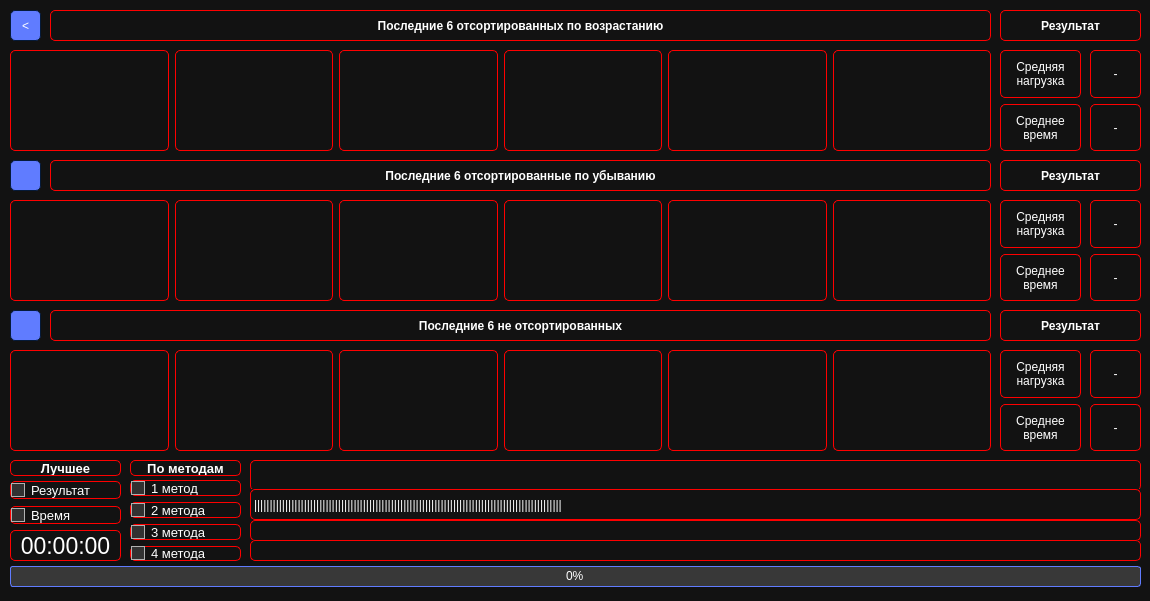
Above: diploma/UI/genetic_algorithm.ui from socloseeee/Diploma_Scheduling_Theory before the change. Below: the same form after it.
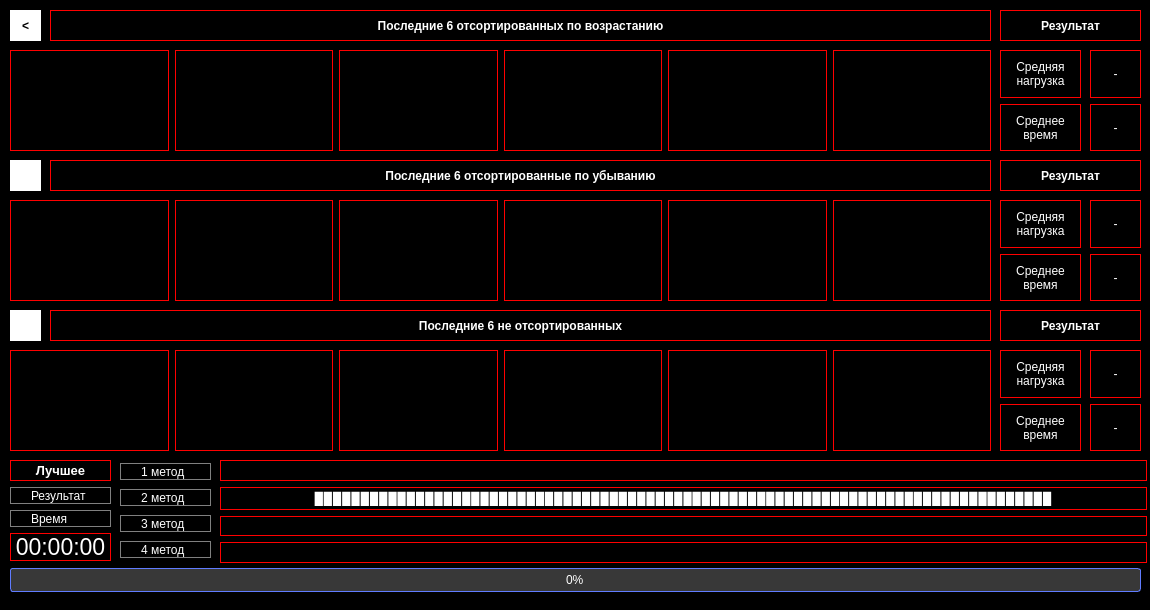
That is the form after the change. Icons and pictures are not drawn.

What changed in the file:
```diff
--- a/diploma/UI/genetic_algorithm.ui
+++ b/diploma/UI/genetic_algorithm.ui
@@ -7,183 +7,47 @@
     <x>0</x>
     <y>0</y>
     <width>1150</width>
-    <height>601</height>
+    <height>610</height>
    </rect>
   </property>
   <property name="windowTitle">
    <string>MainWindow</string>
   </property>
   <property name="styleSheet">
-   <string notr="true">/*Copyright (c) DevSec Studio. All rights reserved.
+   <string notr="true">
+.QSpinBox
+{
+	color:white;	
+	padding: 4px;
+}
 
-MIT License
 
-Permission is hereby granted, free of charge, to any person obtaining a copy
-of this software and associated documentation files (the &quot;Software&quot;), to deal
-in the Software without restriction, including without limitation the rights
-to use, copy, modify, merge, publish, distribute, sublicense, and/or sell
-copies of the Software, and to permit persons to whom the Software is
-furnished to do so, subject to the following conditions:
+.QLabel
+{
+	border: 1px solid red;
+}
+                                 
 
-The above copyright notice and this permission notice shall be included in all
-copies or substantial portions of the Software.
 
-THE SOFTWARE IS PROVIDED *AS IS*, WITHOUT WARRANTY OF ANY KIND, EXPRESS OR
-IMPLIED, INCLUDING BUT NOT LIMITED TO THE WARRANTIES OF MERCHANTABILITY,
-FITNESS FOR A PARTICULAR PURPOSE AND NONINFRINGEMENT. IN NO EVENT SHALL THE
-AUTHORS OR COPYRIGHT HOLDERS BE LIABLE FOR ANY CLAIM, DAMAGES OR OTHER
-LIABILITY, WHETHER IN AN ACTION OF CONTRACT, TORT OR OTHERWISE, ARISING FROM,
-OUT OF OR IN CONNECTION WITH THE SOFTWARE OR THE USE OR OTHER DEALINGS IN THE
-SOFTWARE.
-*/
-
-/*-----QWidget-----*/
 QWidget
 {
-	background-color: #121212;
-	color: #ffffff;
-	border-color: #051a39;
+	background-color: black;
+	color: white;
+	border-color: #000000;
+
 }
 
 
 /*-----QLabel-----*/
 QLabel
 {
-	background-color: transparent;
-	color: #ffffff;
-	border: 1px solid red;
-	border-radius: 5px;
+	background-color: black;
+	color: white;
+	border-color: #000000;
 }
 
 
-QLabel::disabled
-{
-	background-color: transparent;
-	color: #656565;
 
-}
-
-
-/*-----QMenuBar-----*/
-QMenuBar
-{
-	background-color: #0a0a0a;
-	color: #ffffff;
-	border-color: #051a39;
-
-}
-
-
-QMenuBar::disabled
-{
-	background-color: #404040;
-	color: #656565;
-	border-color: #051a39;
-
-}
-
-
-QMenuBar::item
-{
-    background-color: transparent;
-
-}
-
-
-QMenuBar::item:selected
-{
-    background-color: #607cff;
-    border: 1px solid #41cd52;
-
-}
-
-
-QMenuBar::item:pressed
-{
-    background-color: #4969ff;
-    border: 1px solid #000;
-    margin-bottom: -1px;
-    padding-bottom: 1px;
-
-}
-
-
-/*-----QMenu-----*/
-QMenu
-{
-    background-color: #121212;
-    border: 1px solid;
-    color: #ffffff;
-
-}
-
-
-QMenu::separator
-{
-    height: 1px;
-    background-color: #6d8eff;
-    color: #ffffff;
-    padding-left: 4px;
-    margin-left: 10px;
-    margin-right: 5px;
-
-}
-
-
-QMenu::item
-{
-    min-width : 150px;
-    padding: 3px 20px 3px 20px;
-
-}
-
-
-QMenu::item:selected
-{
-    background-color: #4969ff;
-    color: #ffffff;
-
-}
-
-
-QMenu::item:disabled
-{
-    color: #262626;
-}
-
-
-/*-----QToolTip-----*/
-QToolTip
-{
-	border : 1px solid #000000;
-	background-color: #26264f;
-	color: #ffffff;
-	border-color: #051a39;
-
-}
-
-
-/*-----QPushButton-----*/
-QPushButton
-{
-	background-color: #607cff;
-	color: #ffffff;
-	border-style: solid;
-	border-width: 1px;
-	border-radius: 5px;
-	border-color: #051a39;
-	padding: 5px;
-
-}
-
-
-QPushButton::disabled
-{
-	background-color: #404040;
-	color: #656565;
-	border-color: #051a39;
-
-}
 
 
 QPushButton::hover
@@ -215,21 +79,12 @@
 /*-----QToolButton-----*/
 QToolButton
 {
-	background-color: #607cff;
-	color: #ffffff;
-	border-width: 1px;
-	border-radius: 3px;
-	border-color: #051a39;
-	padding: 3px;
-
-}
-
-
-QToolButton::disabled
-{
-	background-color: #404040;
-	color: #656565;
-	border-color: #051a39;
+	background-color: #ff9c2b;
+	color: white;
+	font-weight: bold;
+	border-style: solid;
+	border-color: #000000;
+	padding: 6px;
 
 }
 
@@ -248,190 +103,7 @@
 
 QToolButton::pressed
 {
-	background-color: #4969ff;
-	color: #ffffff;
-	border-width: 1px;
-	border-radius: 3px;
-	border-color: #051a39;
-	padding: 3px;
-
-}
-
-
-/*-----QComboBox-----*/
-QComboBox
-{
-    background-color: #607cff;
-    border: 1px solid;
-    border-radius: 3px;
-    padding-left: 6px;
-    color: #ffffff;
-    height: 20px;
-
-}
-
-
-QComboBox::disabled
-{
-	background-color: #404040;
-	color: #656565;
-	border-color: #051a39;
-
-}
-
-
-QComboBox:hover
-{
-    background-color: #8399ff;
-
-}
-
-
-QComboBox:on
-{
-    background-color: #4969ff;
-
-}
-
-
-QComboBox QAbstractItemView
-{
-    background-color: #383838;
-    color: #ffffff;
-    border: 1px solid black;
-    selection-background-color: #4969ff;
-    selection-color: #ffffff;
-    outline: 0;
-
-}
-
-
-QComboBox::drop-down
-{
-    subcontrol-origin: padding;
-    subcontrol-position: top right;
-    width: 15px;
-    border-left-width: 0px;
-    border-left-color: darkgray;
-    border-left-style: solid; 
-    border-top-right-radius: 3px; 
-    border-bottom-right-radius: 3px;
-
-}
-
-
-QComboBox::down-arrow
-{
-    image: url(://arrow-down.png);
-    width: 8px;
-    height: 8px;
-}
-
-
-/*-----QSpinBox &amp; QDoubleSpinBox &amp; QDateTimeEdit-----*/
-QSpinBox, 
-QDoubleSpinBox,
-QDateTimeEdit
-{
-	background-color: #525251;
-	color: #ffffff;
-	border: 1px solid #051a39;
-	padding : 8px;
-	border-radius: 5px;
-}
-
-
-QSpinBox::disabled, 
-QDoubleSpinBox::disabled,
-QDateTimeEdit::disabled
-{
-	background-color: #404040;
-	color: #656565;
-	border-color: #051a39;
-
-}
-
-
-QSpinBox:hover, 
-QDoubleSpinBox::hover,
-QDateTimeEdit::hover
-{
-    background-color: #626262;
-    border: 1px solid #607cff;
-    color:  #fff;
-    padding: 2px
-
-}
-
-
-QSpinBox::up-button, QSpinBox::down-button,
-QDoubleSpinBox::up-button, QDoubleSpinBox::down-button,
-QDateTimeEdit::up-button, QDateTimeEdit::down-button
-{
-    background-color: #607cff;
-	border-radius: 2px;
-
-}
-
-
-QSpinBox::disabled, 
-QDoubleSpinBox::disabled,
-QDateTimeEdit::disabled
-{
-	background-color: #404040;
-	color: #656565;
-	border-color: #051a39;
-
-}
-
-
-QSpinBox::up-button:hover, QSpinBox::down-button:hover,
-QDoubleSpinBox::up-button:hover, QDoubleSpinBox::down-button:hover,
-QDateTimeEdit::up-button:hover, QDateTimeEdit::down-button:hover
-{
-    background-color: #8399ff;
-    border: 1px solid #8399ff;
-
-}
-
-
-QSpinBox::up-button:disabled, QSpinBox::down-button:disabled,
-QDoubleSpinBox::up-button:disabled, QDoubleSpinBox::down-button:disabled,
-QDateTimeEdit::up-button:disabled, QDateTimeEdit::down-button:disabled
-{
-	background-color: #404040;
-	color: #656565;
-	border-color: #051a39;
-
-}
-
-
-QSpinBox::up-button:pressed, QSpinBox::down-button:pressed,
-QDoubleSpinBox::up-button:pressed, QDoubleSpinBox::down-button::pressed,
-QDateTimeEdit::up-button:pressed, QDateTimeEdit::down-button::pressed
-{
-    background-color: #4969ff;
-    border: 1px solid #4969ff;
-
-}
-
-
-QSpinBox::down-arrow,
-QDoubleSpinBox::down-arrow,
-QDateTimeEdit::down-arrow
-{
-    image: url(://arrow-down.png);
-    width: 7px;
-
-}
-
-
-QSpinBox::up-arrow,
-QDoubleSpinBox::up-arrow,
-QDateTimeEdit::up-arrow
-{
-    image: url(://arrow-up.png);
-    width: 7px;
+	background-color: #dd872f;
 
 }
 
@@ -439,737 +111,202 @@
 /*-----QLineEdit-----*/
 QLineEdit
 {
-	background-color: #525251;
-	color: #ffffff;
+	background-color: #38394e;
+	color: white;
+	border-style: solid;
 	border-width: 1px;
-	border-radius: 3px;
-	border-color: #051a39;
-	padding: 2px;
+	border-color: #4a4c68;
 
 }
 
 
-QLineEdit::disabled
+/*-----QTableView-----*/
+QTableView, 
+QHeaderView, 
+QTableView::item 
 {
-	background-color: #404040;
-	color: #656565;
-	border-width: 1px;
-	border-radius: 3px;
-	border-color: #051a39;
-	padding: 2px;
-
-}
-
-
-
-
-
-/*-----QGroupBox-----*/
-QGroupBox 
-{
-    border: 1px solid;
-    border-color: #607cff;
-    margin-top: 22px;
-
-}
-
-
-QGroupBox::title  
-{
-    background-color: #607cff;
-    color: #ffffff;
-    subcontrol-origin: margin;
-    subcontrol-position: top left;
-    padding: 5px;
-	border-top-left-radius: 3px;
-	border-top-right-radius: 3px;
-
-}
-
-
-QGroupBox::title::disabled
-{
-	background-color: #404040;
-	color: #656565;
-    subcontrol-origin: margin;
-    subcontrol-position: top left;
-    padding: 5px;
-	border-top-left-radius: 3px;
-	border-top-right-radius: 3px;
-
-}
-
-
-/*-----QCheckBox-----*/
-QCheckBox
-{
-	border: 1px solid red;
-	border-radius: 5px;
-}
-
-QCheckBox::indicator
-{
-    color: #b1b1b1;
-    background-color: #323232;
-    border: 1px solid #b1b1b1;
-    width: 12px;
-    height: 12px;
-
-}
-
-
-QCheckBox::indicator:checked
-{
-    image:url(://checkbox.png);
-    border: 1px solid #607cff;
-
-}
-
-
-QCheckBox::indicator:unchecked:hover
-{
-    border: 1px solid #607cff;
-
-}
-
-
-QCheckBox::disabled
-{
-	color: #656565;
-
-}
-
-
-QCheckBox::indicator:disabled
-{
-	background-color: #656565;
-	color: #656565;
-    border: 1px solid #656565;
-
-}
-
-
-/*-----QRadioButton-----*/
-QRadioButton
-{
-		border: 1px solid red;
-		border-radius: 5px;
-}
-
-QRadioButton::indicator::unchecked
-{ 
-	border: 2px inset gray; 
-	border-radius: 5px; 
-	background-color:  #fff;
-	width: 9px; 
-	height: 9px; 
-
-}
-
-
-QRadioButton::indicator::unchecked:hover
-{ 
-	border: 2px solid #607cff; 
-	border-radius: 5px; 
-	background-color:  #fff;
-	width: 9px; 
-	height: 9px; 
-
-}
-
-
-QRadioButton::indicator::checked
-{ 
-	border: 2px inset darkgray; 
-	border-radius: 5px; 
-	background-color: #4969ff; 
-	width: 9px; 
-	height: 9px; 
-
-}
-
-
-QRadioButton::disabled
-{
-	color: #656565;
-
-}
-
-
-QRadioButton::indicator:disabled
-{
-	background-color: #656565;
-	color: #656565;
-    border: 2px solid #656565;
-
-}
-
-
-/*-----QTableView &amp; QTableWidget-----*/
-QTableView
-{
-    background-color: #242526;
-    border: 1px solid #32414B;
-    color: #f0f0f0;
-    gridline-color: #8faaff;
-    outline : 0;
-
-}
-
-
-QTableView::disabled
-{
-    background-color: #242526;
-    border: 1px solid #32414B;
-    color: #656565;
-    gridline-color: #656565;
-    outline : 0;
-
-}
-
-
-QTableView::item:hover 
-{
-    background-color: #26264f;
-    color: #f0f0f0;
+	background-color: #232430;
+	color: white;
 
 }
 
 
 QTableView::item:selected 
-{
-    background-color: #1a1b1c;
-    border: 2px solid #4969ff;
-    color: #F0F0F0;
+{ 
+    background-color: #41424e;
+    color:white;
 
 }
 
 
-QTableView::item:selected:disabled
+QHeaderView::section:horizontal 
 {
-    background-color: #1a1b1c;
-    border: 2px solid #525251;
-    color: #656565;
+    background-color: #232430;
+	border: 1px solid #37384d;
+	padding: 5px;
 
 }
 
 
-QTableCornerButton::section
-{
-    background-color: #505050;
-    color: #fff;
+QTableView::indicator{
+	background-color: #1d1d28;
+	border: 1px solid #37384d;
 
 }
 
 
-QHeaderView::section
-{
-    background-color: #525251;
-    color: #fff;
-    text-align: left;
-	padding: 4px;
-	
-}
+QTableView::indicator:checked{
+	image:url(&quot;./ressources/check.png&quot;); /*To replace*/
+	background-color: #1d1d28;
 
-
-QHeaderView::section:disabled
-{
-    background-color: #525251;
-    color: #656565;
-
 }
 
-
-QHeaderView::section:checked
-{
-    color: #fff;
-    background-color: #4969ff;
-
-}
-
-
-QHeaderView::section:checked:disabled
-{
-    color: #656565;
-    background-color: #525251;
-
-}
-
-
-QHeaderView::section::vertical::first,
-QHeaderView::section::vertical::only-one
-{
-    border-top: 1px solid #353635;
-
-}
-
-
-QHeaderView::section::vertical
-{
-    border-top: 1px solid #353635;
-
-}
-
-
-QHeaderView::section::horizontal::first,
-QHeaderView::section::horizontal::only-one
-{
-    border-left: 1px solid #353635;
-
-}
-
-
-QHeaderView::section::horizontal
-{
-    border-left: 1px solid #353635;
-
-}
-
-
 /*-----QTabWidget-----*/
-QTabBar::tab
-{
-	background-color: #262626;
-	color: #ffffff;
-	border-style: solid;
-	border-width: 1px;
-	border-top-left-radius: 3px;
-	border-top-right-radius: 3px;
-	border-color: #051a39;
-	padding: 5px;
-
-}
-
-
-QTabBar::tab:disabled
-{
-	background-color: #656565;
-	color: #656565;
-
-}
-
-
 QTabWidget::pane 
-{
-	background-color: #262626;
-	color: #ffffff;
-    border: 1px solid;
-    border-color: #607cff;
+{ 
+    border: none;
 
 }
 
 
-QTabBar::tab:selected
+QTabWidget::tab-bar 
 {
-    background-color: #607cff;
-	color: #ffffff;
-	border-style: solid;
-	border-width: 1px;
-	border-top-left-radius: 3px;
-	border-top-right-radius: 3px;
-	border-color: #051a39;
-	padding: 5px;
+    left: 5px; 
 
 }
 
 
-QTabBar::tab:selected:disabled
+QTabBar::tab 
 {
-	background-color: #404040;
-	color: #656565;
+    color: white;
+    min-width: 1px;
+	padding-left: 25px;
+	margin-left:-22px;
+    height: 28px;
+	border: none;
 
 }
 
 
-QTabBar::tab:!selected 
+QTabBar::tab:selected 
 {
-    background-color: #262626;
+    color: white;
+	font-weight: bold;
+    height: 28px;
 
 }
 
 
-QTabBar::tab:!selected:hover 
+QTabBar::tab:!first 
 {
-    background-color: #8399ff;
+    margin-left: -20px;
 
 }
 
 
-QTabBar::tab:top:!selected 
+QTabBar::tab:hover 
 {
-    margin-top: 3px;
-
-}
-
-
-QTabBar::tab:bottom:!selected 
-{
-    margin-bottom: 3px;
-
-}
-
-
-QTabBar::tab:top, QTabBar::tab:bottom 
-{
-    min-width: 8ex;
-    margin-right: -1px;
-    padding: 5px 10px 5px 10px;
-
-}
-
-
-QTabBar::tab:top:selected 
-{
-    border-bottom-color: none;
-
-}
-
-
-QTabBar::tab:bottom:selected 
-{
-    border-top-color: none;
-
-}
-
-
-QTabBar::tab:top:last, QTabBar::tab:bottom:last,
-QTabBar::tab:top:only-one, QTabBar::tab:bottom:only-one 
-{
-    margin-right: 0;
-
-}
-
-
-QTabBar::tab:left:!selected 
-{
-    margin-right: 3px;
-
-}
-
-
-QTabBar::tab:right:!selected
-{
-    margin-left: 3px;
-
-}
-
-
-QTabBar::tab:left, QTabBar::tab:right 
-{
-    min-height: 8ex;
-    margin-bottom: -1px;
-    padding: 10px 5px 10px 5px;
-
-}
-
-
-QTabBar::tab:left:selected 
-{
-    border-left-color: none;
-
-}
-
-
-QTabBar::tab:right:selected 
-{
-    border-right-color: none;
-
-}
-
-
-QTabBar::tab:left:last, QTabBar::tab:right:last,
-QTabBar::tab:left:only-one, QTabBar::tab:right:only-one 
-{
-    margin-bottom: 0;
-
-}
-
-
-/*-----QSlider-----*/
-QSlider::groove:horizontal 
-{
-	background-color: transparent;
-	height: 5px;
-
-}
-
-
-QSlider::sub-page:horizontal 
-{
-	background-color: #607cff;
-
-}
-
-
-QSlider::add-page:horizontal 
-{
-	background-color: #666765;
-
-}
-
-
-QSlider::handle:horizontal 
-{
-	background-color: #607cff;
-	width: 14px;
-	margin-top: -6px;
-	margin-bottom: -6px;
-	border-radius: 3px;
-
-}
-
-
-QSlider::handle:horizontal:hover 
-{
-	background-color: #607cff;
-	border-radius: 3px;
-
-}
-
-
-QSlider::sub-page:horizontal:disabled 
-{
-	background-color: #bbb;
-	border-color: #999;
-
-}
-
-
-QSlider::add-page:horizontal:disabled 
-{
-	background-color: #eee;
-	border-color: #999;
-
-}
-
-
-QSlider::handle:horizontal:disabled 
-{
-	background-color: #eee;
-	border: 1px solid #aaa;
-	border-radius: 3px;
-
-}
-
-
-QSlider::groove:vertical 
-{
-	background-color: transparent;
-	width: 5px;
-
-}
-
-
-QSlider::sub-page:vertical 
-{
-	background-color: #607cff;
-
-}
-
-
-QSlider::add-page:vertical 
-{
-	background-color: #666765;
-
-}
-
-
-QSlider::handle:vertical 
-{
-	background-color: #607cff;
-	height: 14px;
-	margin-left: -6px;
-	margin-right: -6px;
-	border-radius: 3px;
-
-}
-
-
-QSlider::handle:vertical:hover 
-{
-	background-color: #607cff;
-	border-radius: 3px;
-
-}
-
-
-QSlider::sub-page:vertical:disabled 
-{
-	background-color: #bbb;
-	border-color: #999;
-
-}
-
-
-QSlider::add-page:vertical:disabled 
-{
-	background-color: #eee;
-	border-color: #999;
-
-}
-
-
-QSlider::handle:vertical:disabled 
-{
-	background-color: #eee;
-	border: 1px solid #aaa;
-	border-radius: 3px;
-
-}
-
-/*-----RangeSlider-----*/
-RangeSlider
-{
-	background-color: #607cff;
-	border-radius: 3px;
-}
-
-/*-----QDial-----*/
-QDial
-{
-	background-color: #607cff;
-
-}
-
-
-QDial::disabled
-{
-	background-color: #404040;
+    color: #DDD;
 
 }
 
 
 /*-----QScrollBar-----*/
-QScrollBar:horizontal
+QScrollBar:horizontal 
 {
-    border: 1px solid #222222;
-    background-color: #3d3d3d;
-    height: 13px;
-    margin: 0px 16px 0 16px;
+    background-color: transparent;
+    height: 8px;
+    margin: 0px;
+    padding: 0px;
 
 }
 
 
-QScrollBar::handle:horizontal
+QScrollBar::handle:horizontal 
 {
-    background: #607cff;
-    min-height: 20px;
+    border: none;
+	min-width: 100px;
+    background-color: #56576c;
 
 }
 
 
-QScrollBar::add-line:horizontal
+QScrollBar::add-line:horizontal, 
+QScrollBar::sub-line:horizontal,
+QScrollBar::add-page:horizontal, 
+QScrollBar::sub-page:horizontal 
 {
-    border: 1px solid #1b1b19;
-    background-color: #607cff;
-    width: 14px;
-    subcontrol-position: right;
-    subcontrol-origin: margin;
+    width: 0px;
+    background-color: transparent;
 
 }
 
 
-QScrollBar::sub-line:horizontal
+QScrollBar:vertical 
 {
-    border: 1px solid #1b1b19;
-    background-color: #607cff;
-    width: 14px;
-    subcontrol-position: left;
-    subcontrol-origin: margin;
+    background-color: transparent;
+    width: 8px;
+    margin: 0;
 
 }
 
 
-QScrollBar::right-arrow:horizontal
+QScrollBar::handle:vertical 
 {
-    image: url(://arrow-right.png);
-    width: 6px;
-    height: 6px;
+    border: none;
+	min-height: 100px;
+    background-color: #56576c;
 
 }
 
 
-QScrollBar::left-arrow:horizontal
+QScrollBar::add-line:vertical, 
+QScrollBar::sub-line:vertical,
+QScrollBar::add-page:vertical, 
+QScrollBar::sub-page:vertical 
 {
-    image: url(://arrow-left.png);
-    width: 6px;
-    height: 6px;
+    height: 0px;
+    background-color: transparent;
 
 }
 
-
-QScrollBar::add-page:horizontal, QScrollBar::sub-page:horizontal
+QCalendarWidget
 {
-    background: none;
-
+	 border: 5px solid red;
 }
 
-
-QScrollBar:vertical
-{
-    background-color: #3d3d3d;
-    width: 13px;
-    margin: 16px 0 16px 0;
-    border: 1px solid #222222;
-
+QCheckBox {
+    color: white;
+	border: 1px solid grey;
+	height: 20%;
 }
 
-
-QScrollBar::handle:vertical
-{
-    background-color: #607cff;
-    min-height: 20px;
-
+QComboBox {
+    color: white;
+	border: 1px solid grey;
 }
-
-
-QScrollBar::add-line:vertical
-{
-    border: 1px solid #1b1b19;
-    background-color: #607cff;
-    height: 14px;
-    subcontrol-position: bottom;
-    subcontrol-origin: margin;
-
+QRadioButton {
+    color: white;
+	border: 1px solid grey;
 }
-
-
-QScrollBar::sub-line:vertical
+/*-----QPushButton-----*/
+QPushButton
 {
-    border: 1px solid #1b1b19;
-    background-color: #607cff;
-    height: 14px;
-    subcontrol-position: top;
-    subcontrol-origin: margin;
-
+	background-color: white;
+	color: black;
+	font-weight: bold;
+	border-style: solid;
+	border-color: #000000;
+	padding: 6px;
 }
 
 
-QScrollBar::up-arrow:vertical
+QSpinBox
 {
-    image: url(://arrow-up.png);
-    width: 6px;
-    height: 6px;
-
+	border: 1px solid grey;
+	height: 100%;
 }
 
-
-QScrollBar::down-arrow:vertical
-{
-    image: url(://arrow-down.png);
-    width: 6px;
-    height: 6px;
-
-}
-
-
-QScrollBar::add-page:vertical, QScrollBar::sub-page:vertical
-{
-    background: none;
-
-}
-
-
 /*-----QProgressBar-----*/
 QProgressBar
 {
@@ -1194,111 +331,16 @@
 	border: 1px solid #aaa;
 	color: #656565;
 }
-
-
-/*-----QStatusBar-----*/
-QStatusBar
-{
-	background-color: #0a0a0a;
-	color: #ffffff;
-	border-color: #051a39;
-
-}
-
 </string>
   </property>
   <widget class="QWidget" name="centralwidget">
-   <widget class="QWidget" name="verticalLayoutWidget_2">
-    <property name="geometry">
-     <rect>
-      <x>250</x>
-      <y>520</y>
-      <width>891</width>
-      <height>21</height>
-     </rect>
-    </property>
-    <layout class="QVBoxLayout" name="verticalLayout_2">
-     <item>
-      <widget class="QLabel" name="label_31">
-       <property name="text">
-        <string/>
-       </property>
-       <property name="alignment">
-        <set>Qt::AlignLeading|Qt::AlignLeft|Qt::AlignVCenter</set>
-       </property>
-      </widget>
-     </item>
-    </layout>
-   </widget>
-   <widget class="QWidget" name="verticalLayoutWidget_3">
-    <property name="geometry">
-     <rect>
-      <x>250</x>
-      <y>460</y>
-      <width>891</width>
-      <height>31</height>
-     </rect>
-    </property>
-    <layout class="QVBoxLayout" name="verticalLayout_3">
-     <item>
-      <widget class="QLabel" name="label_29">
-       <property name="font">
-        <font>
-         <pointsize>10</pointsize>
-        </font>
-       </property>
-       <property name="text">
-        <string/>
-       </property>
-      </widget>
-     </item>
-    </layout>
-   </widget>
-   <widget class="QWidget" name="verticalLayoutWidget_4">
-    <property name="geometry">
-     <rect>
-      <x>250</x>
-      <y>489</y>
-      <width>891</width>
-      <height>31</height>
-     </rect>
-    </property>
-    <layout class="QVBoxLayout" name="verticalLayout_4">
-     <item>
-      <widget class="QLabel" name="label_30">
-       <property name="text">
-        <string>|||||||||||||||||||||||||||||||||||||||||||||||||||||||||||||||||||||||||||||||||||||||||||||||||||</string>
-       </property>
-      </widget>
-     </item>
-    </layout>
-   </widget>
-   <widget class="QWidget" name="verticalLayoutWidget_5">
-    <property name="geometry">
-     <rect>
-      <x>250</x>
-      <y>540</y>
-      <width>891</width>
-      <height>21</height>
-     </rect>
-    </property>
-    <layout class="QVBoxLayout" name="verticalLayout_5">
-     <item>
-      <widget class="QLabel" name="label_32">
-       <property name="text">
-        <string/>
-       </property>
-      </widget>
-     </item>
-    </layout>
-   </widget>
    <widget class="QWidget" name="verticalLayoutWidget_6">
     <property name="geometry">
      <rect>
       <x>10</x>
-      <y>566</y>
+      <y>560</y>
       <width>1131</width>
-      <height>21</height>
+      <height>41</height>
      </rect>
     </property>
     <layout class="QVBoxLayout" name="verticalLayout_6">
@@ -1475,35 +517,6 @@
      </item>
     </layout>
    </widget>
-   <widget class="QWidget" name="verticalLayoutWidget">
-    <property name="geometry">
-     <rect>
-      <x>130</x>
-      <y>460</y>
-      <width>111</width>
-      <height>16</height>
-     </rect>
-    </property>
-    <layout class="QVBoxLayout" name="verticalLayout">
-     <item>
-      <widget class="QLabel" name="label">
-       <property name="font">
-        <font>
-         <pointsize>10</pointsize>
-         <weight>75</weight>
-         <bold>true</bold>
-        </font>
-       </property>
-       <property name="text">
-        <string>По методам</string>
-       </property>
-       <property name="alignment">
-        <set>Qt::AlignCenter</set>
-       </property>
-      </widget>
-     </item>
-    </layout>
-   </widget>
    <widget class="QWidget" name="verticalLayoutWidget_7">
     <property name="geometry">
      <rect>
@@ -1535,58 +548,38 @@
    <widget class="QWidget" name="verticalLayoutWidget_9">
     <property name="geometry">
      <rect>
-      <x>130</x>
-      <y>480</y>
-      <width>111</width>
-      <height>81</height>
+      <x>120</x>
+      <y>460</y>
+      <width>91</width>
+      <height>101</height>
      </rect>
     </property>
     <layout class="QVBoxLayout" name="verticalLayout_9">
      <item>
-      <widget class="QCheckBox" name="checkBox_2">
-       <property name="font">
-        <font>
-         <pointsize>10</pointsize>
-        </font>
-       </property>
+      <widget class="QRadioButton" name="radioButton_3">
        <property name="text">
         <string>1 метод</string>
        </property>
       </widget>
      </item>
      <item>
-      <widget class="QCheckBox" name="checkBox_4">
-       <property name="font">
-        <font>
-         <pointsize>10</pointsize>
-        </font>
-       </property>
+      <widget class="QRadioButton" name="radioButton_4">
        <property name="text">
-        <string>2 метода</string>
+        <string>2 метод</string>
        </property>
       </widget>
      </item>
      <item>
-      <widget class="QCheckBox" name="checkBox_3">
-       <property name="font">
-        <font>
-         <pointsize>10</pointsize>
-        </font>
-       </property>
+      <widget class="QRadioButton" name="radioButton_5">
        <property name="text">
-        <string>3 метода</string>
+        <string>3 метод</string>
        </property>
       </widget>
      </item>
      <item>
-      <widget class="QCheckBox" name="checkBox">
-       <property name="font">
-        <font>
-         <pointsize>10</pointsize>
-        </font>
-       </property>
+      <widget class="QRadioButton" name="radioButton_6">
        <property name="text">
-        <string>4 метода</string>
+        <string>4 метод</string>
        </property>
       </widget>
      </item>
@@ -1688,71 +681,6 @@
      </item>
     </layout>
    </widget>
-   <widget class="QWidget" name="verticalLayoutWidget_14">
-    <property name="geometry">
-     <rect>
-      <x>10</x>
-      <y>480</y>
-      <width>111</width>
-      <height>46</height>
-     </rect>
-    </property>
-    <layout class="QVBoxLayout" name="verticalLayout_14">
-     <item>
-      <widget class="QCheckBox" name="checkBox_5">
-       <property name="font">
-        <font>
-         <pointsize>10</pointsize>
-        </font>
-       </property>
-       <property name="text">
-        <string>Результат</string>
-       </property>
-      </widget>
-     </item>
-     <item>
-      <widget class="QCheckBox" name="checkBox_6">
-       <property name="font">
-        <font>
-         <pointsize>10</pointsize>
-        </font>
-       </property>
-       <property name="text">
-        <string>Время</string>
-       </property>
-      </widget>
-     </item>
-    </layout>
-   </widget>
-   <widget class="QWidget" name="verticalLayoutWidget_15">
-    <property name="geometry">
-     <rect>
-      <x>10</x>
-      <y>460</y>
-      <width>111</width>
-      <height>16</height>
-     </rect>
-    </property>
-    <layout class="QVBoxLayout" name="verticalLayout_18">
-     <item>
-      <widget class="QLabel" name="label_11">
-       <property name="font">
-        <font>
-         <pointsize>10</pointsize>
-         <weight>75</weight>
-         <bold>true</bold>
-        </font>
-       </property>
-       <property name="text">
-        <string>Лучшее</string>
-       </property>
-       <property name="alignment">
-        <set>Qt::AlignCenter</set>
-       </property>
-      </widget>
-     </item>
-    </layout>
-   </widget>
    <widget class="QWidget" name="verticalLayoutWidget_16">
     <property name="geometry">
      <rect>
@@ -1817,35 +745,6 @@
      </item>
     </layout>
    </widget>
-   <widget class="QWidget" name="verticalLayoutWidget_18">
-    <property name="geometry">
-     <rect>
-      <x>10</x>
-      <y>530</y>
-      <width>111</width>
-      <height>31</height>
-     </rect>
-    </property>
-    <layout class="QVBoxLayout" name="verticalLayout_24">
-     <item>
-      <widget class="QLabel" name="label_16">
-       <property name="font">
-        <font>
-         <pointsize>17</pointsize>
-         <weight>50</weight>
-         <bold>false</bold>
-        </font>
-       </property>
-       <property name="text">
-        <string>00:00:00</string>
-       </property>
-       <property name="alignment">
-        <set>Qt::AlignCenter</set>
-       </property>
-      </widget>
-     </item>
-    </layout>
-   </widget>
    <widget class="QPushButton" name="pushButton_2">
     <property name="geometry">
      <rect>
@@ -2061,6 +960,126 @@
      </item>
     </layout>
    </widget>
+   <widget class="QWidget" name="verticalLayoutWidget_14">
+    <property name="geometry">
+     <rect>
+      <x>10</x>
+      <y>460</y>
+      <width>101</width>
+      <height>101</height>
+     </rect>
+    </property>
+    <layout class="QVBoxLayout" name="verticalLayout_14">
+     <item>
+      <widget class="QLabel" name="label_11">
+       <property name="font">
+        <font>
+         <pointsize>10</pointsize>
+         <weight>75</weight>
+         <bold>true</bold>
+        </font>
+       </property>
+       <property name="styleSheet">
+        <string notr="true">QLabel
+{
+height: 20%;
+}</string>
+       </property>
+       <property name="text">
+        <string>Лучшее</string>
+       </property>
+       <property name="alignment">
+        <set>Qt::AlignCenter</set>
+       </property>
+      </widget>
+     </item>
+     <item>
+      <widget class="QRadioButton" name="radioButton">
+       <property name="text">
+        <string>Результат</string>
+       </property>
+      </widget>
+     </item>
+     <item>
+      <widget class="QRadioButton" name="radioButton_2">
+       <property name="text">
+        <string>Время</string>
+       </property>
+      </widget>
+     </item>
+     <item>
+      <widget class="QLabel" name="label_16">
+       <property name="font">
+        <font>
+         <pointsize>17</pointsize>
+         <weight>50</weight>
+         <bold>false</bold>
+        </font>
+       </property>
+       <property name="text">
+        <string>00:00:00</string>
+       </property>
+       <property name="alignment">
+        <set>Qt::AlignCenter</set>
+       </property>
+      </widget>
+     </item>
+    </layout>
+   </widget>
+   <widget class="QWidget" name="verticalLayoutWidget">
+    <property name="geometry">
+     <rect>
+      <x>220</x>
+      <y>460</y>
+      <width>927</width>
+      <height>103</height>
+     </rect>
+    </property>
+    <layout class="QVBoxLayout" name="verticalLayout">
+     <item>
+      <widget class="QLabel" name="label_29">
+       <property name="font">
+        <font>
+         <pointsize>10</pointsize>
+        </font>
+       </property>
+       <property name="text">
+        <string/>
+       </property>
+       <property name="alignment">
+        <set>Qt::AlignHCenter|Qt::AlignTop</set>
+       </property>
+      </widget>
+     </item>
+     <item>
+      <widget class="QLabel" name="label_30">
+       <property name="text">
+        <string>▉▉▉▉▉▉▉▉▉▉▉▉▉▉▉▉▉▉▉▉▉▉▉▉▉▉▉▉▉▉▉▉▉▉▉▉▉▉▉▉▉▉▉▉▉▉▉▉▉▉▉▉▉▉▉▉▉▉▉▉▉▉▉▉▉▉▉▉▉▉▉▉▉▉▉▉▉▉▉▉</string>
+       </property>
+       <property name="alignment">
+        <set>Qt::AlignHCenter|Qt::AlignTop</set>
+       </property>
+      </widget>
+     </item>
+     <item>
+      <widget class="QLabel" name="label_31">
+       <property name="text">
+        <string/>
+       </property>
+       <property name="alignment">
+        <set>Qt::AlignLeading|Qt::AlignLeft|Qt::AlignVCenter</set>
+       </property>
+      </widget>
+     </item>
+     <item>
+      <widget class="QLabel" name="label_32">
+       <property name="text">
+        <string/>
+       </property>
+      </widget>
+     </item>
+    </layout>
+   </widget>
   </widget>
  </widget>
  <resources/>
```
Left out of the diff: 23 changed lines with no effect on the pictures.
